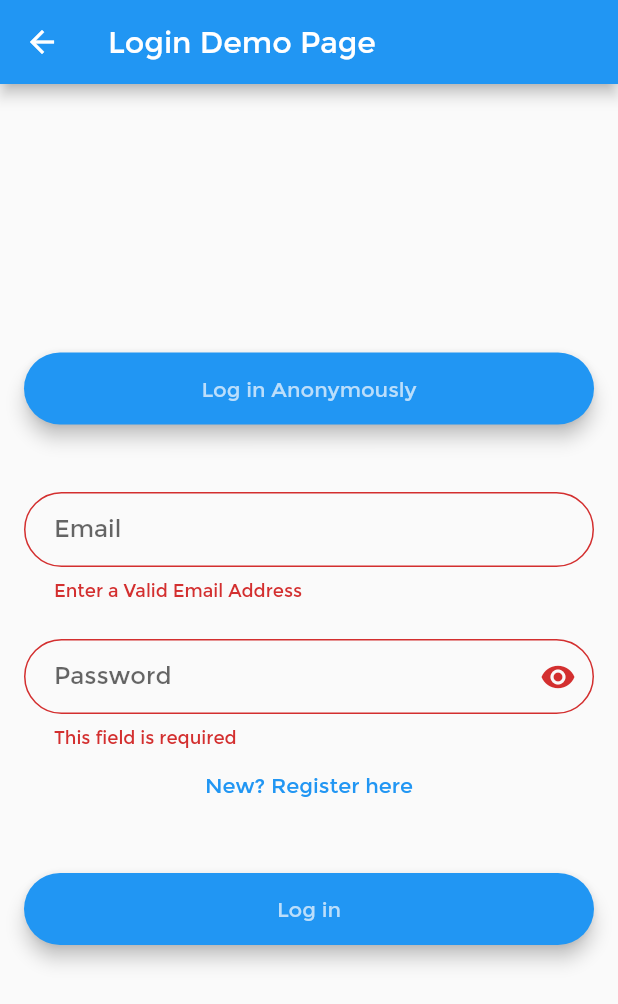
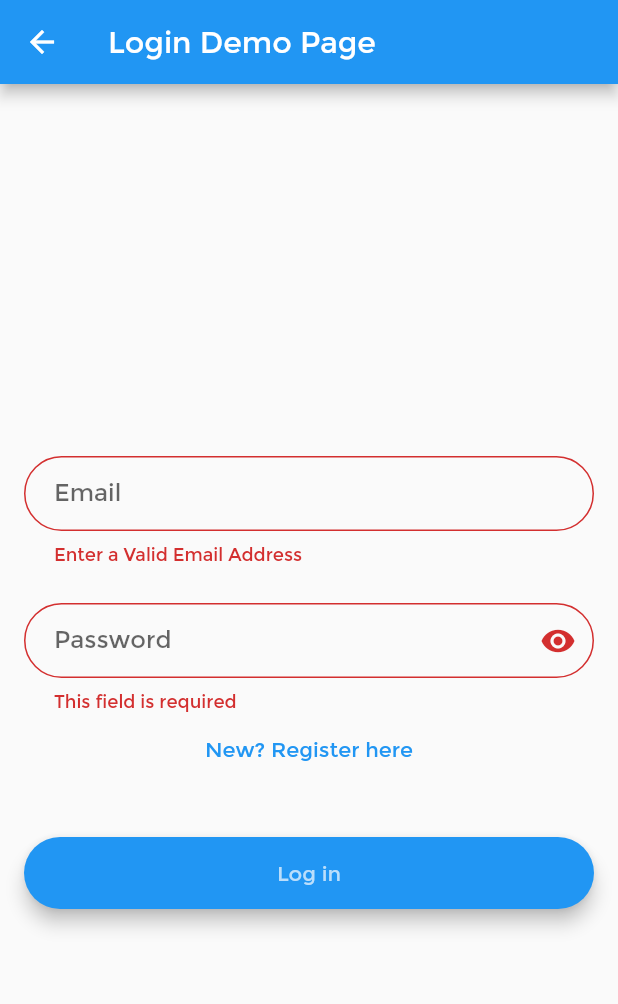
Before and after one commit to khvitri/CapyEncryptionWeb, a Flutter app: the Login screen opened directly, after a tap on "Log in", on a phone screen of 412 x 824 dp. Shown: the top 1004 px of the screen. Run offline on Flutter 3.47's test engine with Material 2 defaults, Android fonts, the light colour scheme and no system bars; our stand-ins replace file_picker, firebase_auth, firebase_core; missing offline and left inert: encrypt; accounts and stored records are empty.

Commit message:
Slightly fixed login/register page

```diff
--- a/lib/main.dart
+++ b/lib/main.dart
@@ -4,7 +4,7 @@ import 'package:flutter_webpage/Navbar/Navbar.dart';
 import 'package:firebase_core/firebase_core.dart';
 
 import 'services/auth.dart';
-import 'models/FirebaseUser.dart';
+import 'DataStructures/FirebaseUser.dart';
 import 'screens/wrapper.dart';
 
 void main() async {
--- a/lib/screens/authenticate/login.dart
+++ b/lib/screens/authenticate/login.dart
@@ -1,5 +1,7 @@
-import 'package:flutter_webpage/models/loginuser.dart';
-import 'package:flutter_webpage/screens/home/home.dart';
+import 'package:flutter_webpage/EncryptionPage/PullUpPage.dart';
+import 'package:flutter_webpage/LandingPage/LandingPage.dart';
+import 'package:flutter_webpage/DataStructures/loginuser.dart';
+import 'package:flutter_webpage/screens/authenticate/registar.dart';
 import 'package:flutter_webpage/services/auth.dart';
 import 'package:flutter/material.dart';
 
@@ -72,38 +74,10 @@ class _Login extends State<Login> {
 
     final txtbutton = TextButton(
         onPressed: () {
-          widget.toggleView!();
+          Navigator.push(
+              context, MaterialPageRoute(builder: (context) => Register()));
         },
         child: const Text('New? Register here'));
-
-    final loginAnonymousButon = Material(
-      elevation: 5.0,
-      borderRadius: BorderRadius.circular(30.0),
-      color: Theme.of(context).primaryColor,
-      child: MaterialButton(
-        minWidth: MediaQuery.of(context).size.width,
-        padding: const EdgeInsets.fromLTRB(20.0, 15.0, 20.0, 15.0),
-        onPressed: () async {
-          dynamic result = await _auth.signInAnonymous();
-
-          if (result.uid == null) {
-            //null means unsuccessfull authentication
-            showDialog(
-                context: context,
-                builder: (context) {
-                  return AlertDialog(
-                    content: Text(result.code),
-                  );
-                });
-          }
-        },
-        child: Text(
-          "Log in Anonymously",
-          style: TextStyle(color: Theme.of(context).primaryColorLight),
-          textAlign: TextAlign.center,
-        ),
-      ),
-    );
 
     final loginEmailPasswordButon = Material(
       elevation: 5.0,
@@ -125,6 +99,9 @@ class _Login extends State<Login> {
                       content: Text(result.code),
                     );
                   });
+            } else {
+              Navigator.push(context,
+                  MaterialPageRoute(builder: (context) => PullUpPage()));
             }
           }
         },
@@ -153,7 +130,6 @@ class _Login extends State<Login> {
                 crossAxisAlignment: CrossAxisAlignment.center,
                 mainAxisAlignment: MainAxisAlignment.center,
                 children: <Widget>[
-                  loginAnonymousButon,
                   const SizedBox(height: 45.0),
                   emailField,
                   const SizedBox(height: 25.0),
--- a/lib/screens/authenticate/registar.dart
+++ b/lib/screens/authenticate/registar.dart
@@ -1,4 +1,4 @@
-import 'package:flutter_webpage/models/loginuser.dart';
+import 'package:flutter_webpage/DataStructures/loginuser.dart';
 import 'package:flutter_webpage/services/auth.dart';
 import 'package:flutter/material.dart';
 
--- a/lib/screens/wrapper.dart
+++ b/lib/screens/wrapper.dart
@@ -2,7 +2,7 @@ import 'package:provider/provider.dart';
 import '../screens/home/home.dart';
 import 'package:flutter/material.dart';
 
-import '../models/FirebaseUser.dart';
+import '../DataStructures/FirebaseUser.dart';
 import 'authenticate/handler.dart';
 
 class Wrapper extends StatelessWidget {
--- a/lib/services/auth.dart
+++ b/lib/services/auth.dart
@@ -1,7 +1,6 @@
 import 'package:firebase_auth/firebase_auth.dart';
-import '../models/loginuser.dart';
-
-import '../models/FirebaseUser.dart';
+import '../DataStructures/loginuser.dart';
+import '../DataStructures/FirebaseUser.dart';
 
 class AuthService {
   final FirebaseAuth _auth = FirebaseAuth.instance;
```
Also changed, not shown: lib/DataStructures/FirebaseUser.dart (renamed from lib/models/FirebaseUser.dart), lib/DataStructures/loginuser.dart (renamed from lib/models/loginuser.dart).
